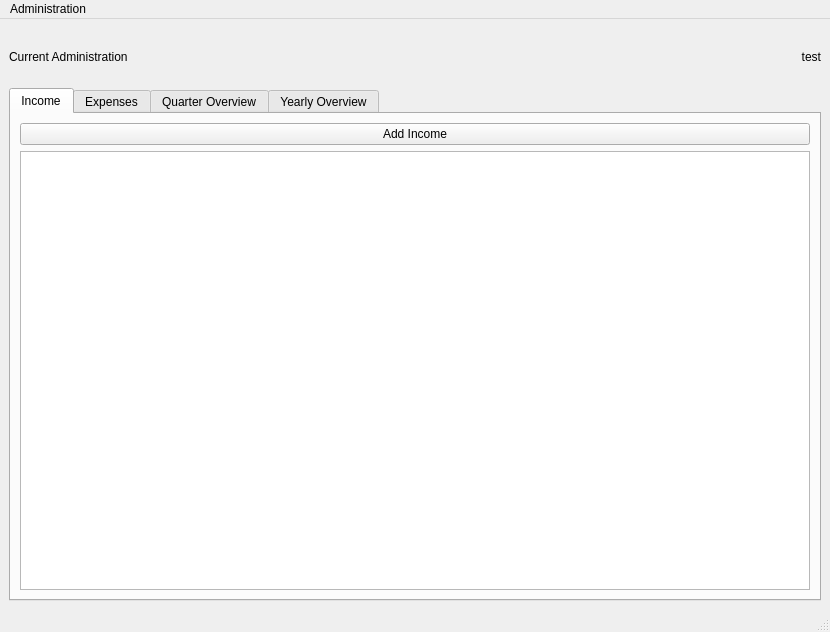
This is dutchtaxadministrator/gui/designer_files/main_window.ui in Guthax/DutchTaxAdminstrator as Qt 5 draws it before an edit. The edited form follows.
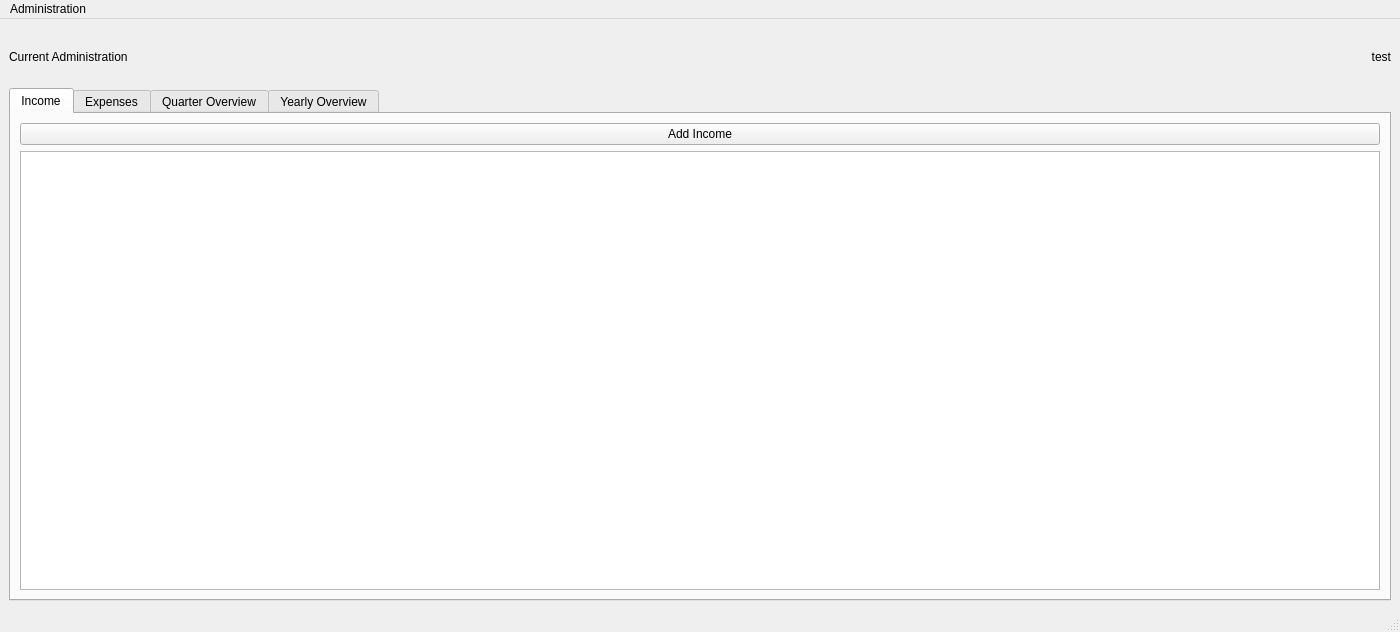
This is the edited form. Custom widgets are drawn as their Qt base class.

```diff
--- a/dutchtaxadministrator/gui/designer_files/main_window.ui
+++ b/dutchtaxadministrator/gui/designer_files/main_window.ui
@@ -6,7 +6,7 @@
    <rect>
     <x>0</x>
     <y>0</y>
-    <width>830</width>
+    <width>1400</width>
     <height>632</height>
    </rect>
   </property>
@@ -156,7 +156,7 @@
     <rect>
      <x>0</x>
      <y>0</y>
-     <width>830</width>
+     <width>1400</width>
      <height>23</height>
     </rect>
    </property>
```
